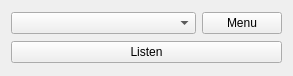
Before: the Qt Designer form src/Gui/Plugins/Stream/GUI_Stream.ui in Inferno214221/sayonara-player, drawn with Qt 5.
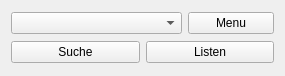
After: the same form once the commit is applied. Custom widgets are drawn as their Qt base class.

Commit message: cover search update

Diff of the .ui file:
```diff
--- a/src/Gui/Plugins/Stream/GUI_Stream.ui
+++ b/src/Gui/Plugins/Stream/GUI_Stream.ui
@@ -6,15 +6,22 @@
    <rect>
     <x>0</x>
     <y>0</y>
-    <width>293</width>
+    <width>285</width>
     <height>76</height>
    </rect>
   </property>
   <layout class="QGridLayout" name="gridLayout">
-   <item row="0" column="0">
+   <item row="0" column="2">
+    <widget class="Gui::MenuToolButton" name="btn_tool">
+     <property name="text">
+      <string notr="true">Menu</string>
+     </property>
+    </widget>
+   </item>
+   <item row="0" column="0" colspan="2">
     <widget class="Gui::ComboBox" name="combo_stream">
      <property name="sizePolicy">
-      <sizepolicy hsizetype="MinimumExpanding" vsizetype="Fixed">
+      <sizepolicy hsizetype="MinimumExpanding" vsizetype="Preferred">
        <horstretch>0</horstretch>
        <verstretch>0</verstretch>
       </sizepolicy>
@@ -24,26 +31,17 @@
      </property>
     </widget>
    </item>
-   <item row="0" column="1">
-    <widget class="Gui::MenuToolButton" name="btn_tool">
-     <property name="text">
-      <string notr="true">Menu</string>
-     </property>
-    </widget>
-   </item>
-   <item row="1" column="0" colspan="2">
+   <item row="1" column="0" colspan="3">
     <layout class="QHBoxLayout" name="horizontalLayout">
-     <property name="spacing">
-      <number>6</number>
-     </property>
      <item>
-      <widget class="QPushButton" name="btn_listen">
-       <property name="sizePolicy">
-        <sizepolicy hsizetype="MinimumExpanding" vsizetype="Fixed">
-         <horstretch>0</horstretch>
-         <verstretch>0</verstretch>
-        </sizepolicy>
+      <widget class="QPushButton" name="btn_search">
+       <property name="text">
+        <string notr="true">Suche</string>
        </property>
+      </widget>
+     </item>
+     <item>
+      <widget class="QPushButton" name="btn_listen">
        <property name="text">
         <string notr="true">Listen</string>
        </property>
```
The commit also changes 14 other files.
